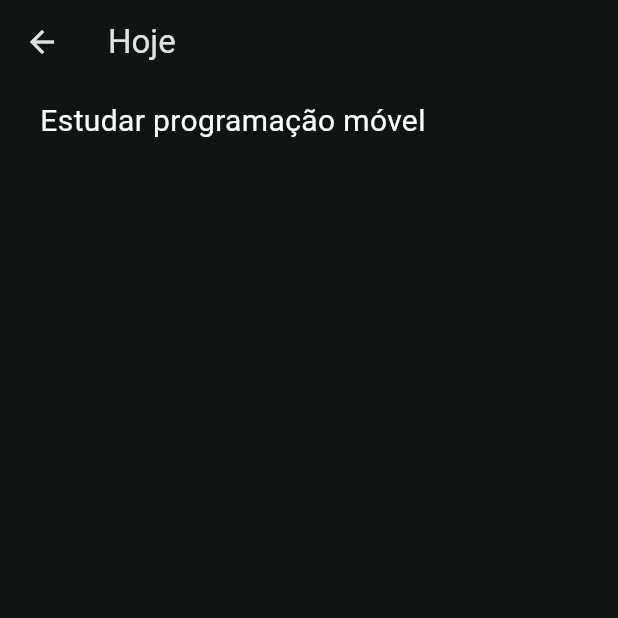
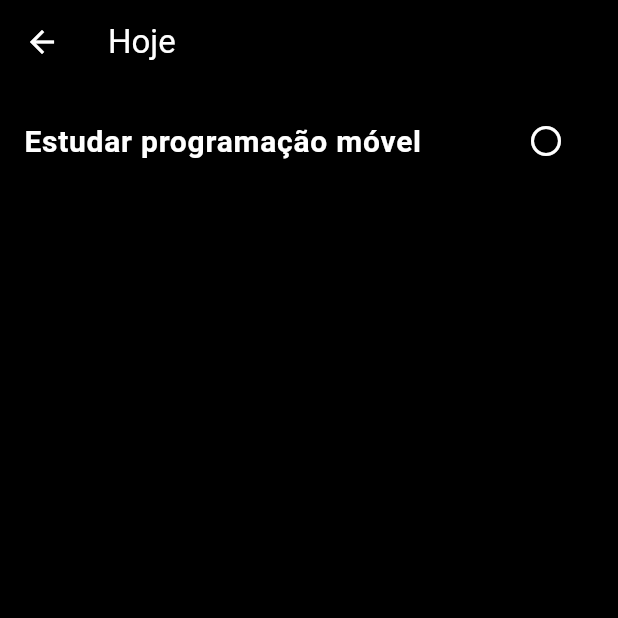
Before and after one commit to MatheusSousa28/tasks-app, a Flutter app: the PeriodsScreen screen opened directly, after a tap on "Hoje", on a phone screen of 412 x 824 dp, the top half of it. Run offline on Flutter 3.47's test engine with Material 3 defaults, Android fonts, the light colour scheme and no system bars; our stand-ins replace flutter_riverpod; Roboto replaces fonts that are missing (arial).

Commit message:
mudança de estado de tarefas

```diff
--- a/Front-end/lib/data/tasks_data.dart
+++ b/Front-end/lib/data/tasks_data.dart
@@ -1,6 +1,6 @@
 import 'package:flutter/material.dart';
 import '../model/period.dart';
-import '../model/tasks.dart';
+import '../model/task.dart';
 
 const periodos = [
   Periodo(id: 'p1', titulo: 'Hoje', cor: Colors.red, dias: 1),
@@ -16,69 +16,69 @@ final tarefas = [
     titulo: 'Reunião na empresa',
     descricao: 'ser pontual',
     data: agora.add(Duration(days: 7)),
-    prioridade: Prioridade.importante,
+    prioridade: Prioridade.alta,
   ),
   Tarefa(
     id: 't2',
     titulo: 'Almoço com a familia',
     descricao: '',
     data: agora.add(Duration(days: 3)),
-    prioridade: Prioridade.normal,
+    prioridade: Prioridade.baixa,
   ),
   Tarefa(
     id: 't3',
     titulo: 'Rolê com os amigos',
     descricao: '',
     data: agora.add(Duration(days: 18)),
-    prioridade: Prioridade.opcional,
+    prioridade: Prioridade.baixa,
   ),
   Tarefa(
     id: 't4',
     titulo: 'Prova de matemática',
     descricao: 'estudar os assuntos pendentes',
     data: agora.add(Duration(days: 30)),
-    prioridade: Prioridade.critica,
+    prioridade: Prioridade.media,
   ),
   Tarefa(
     id: 't5',
     titulo: 'Estudar programação móvel',
     descricao: '',
     data: agora.add(Duration(hours: 5)),
-    prioridade: Prioridade.importante,
+    prioridade: Prioridade.media,
   ),
   Tarefa(
     id: 't6',
     titulo: 'Aniversário da kelly',
     descricao: 'vai ser legal',
     data: agora.add(Duration(days: 10)),
-    prioridade: Prioridade.opcional,
+    prioridade: Prioridade.baixa,
   ),
   Tarefa(
     id: 't7',
     titulo: 'Buscar o carro na oficina',
     descricao: '',
     data: agora.add(Duration(days: 1)),
-    prioridade: Prioridade.importante,
+    prioridade: Prioridade.alta,
   ),
   Tarefa(
     id: 't8',
     titulo: 'Apresentação do trabalho',
     descricao: 'revisar conteúdo antes',
     data: agora.add(Duration(days: 4)),
-    prioridade: Prioridade.importante,
+    prioridade: Prioridade.alta,
   ),
   Tarefa(
     id: 't9',
     titulo: 'Próxima consulta',
     descricao: '',
     data: agora.add(Duration(days: 23)),
-    prioridade: Prioridade.normal,
+    prioridade: Prioridade.media,
   ),
   Tarefa(
     id: 't10',
     titulo: 'Show de música',
     descricao: '',
     data: agora.add(Duration(days: 9)),
-    prioridade: Prioridade.normal,
+    prioridade: Prioridade.media,
   ),
 ];
--- a/Front-end/lib/main.dart
+++ b/Front-end/lib/main.dart
@@ -1,16 +1,24 @@
 import 'package:flutter/material.dart';
 import 'package:tasksapp/screens/home_page.dart';
+import 'package:flutter_riverpod/flutter_riverpod.dart';
+
 
 void main() {
-  runApp(const TasksApp());
+  runApp(
+    const ProviderScope(
+      child: TasksApp()
+    ),
+  );
 }
 final theme = ThemeData(
-  colorScheme: ColorScheme.fromSeed(
-    brightness: Brightness.dark,
-    seedColor: const Color.fromARGB(0, 180, 255, 255)
-    ),
-    fontFamily: 'arial',
+  brightness: Brightness.dark,
+  scaffoldBackgroundColor: Colors.black,
+  colorScheme: const ColorScheme.dark(
+    surface: Colors.black,
+    primary: Colors.white,
+  ),
 );
+
 
 class TasksApp extends StatelessWidget {
   const TasksApp({super.key});
--- a/Front-end/lib/model/tasks.dart
+++ b/Front-end/lib/model/task.dart
@@ -1,4 +1,4 @@
-enum Prioridade {importante, normal, opcional, critica}
+enum Prioridade {baixa, media, alta}
 class Tarefa{
   const Tarefa({
     required this.id,
--- /dev/null
+++ b/Front-end/lib/providers/completeds_provider.dart
@@ -0,0 +1,26 @@
+import 'package:flutter_riverpod/flutter_riverpod.dart';
+import '../model/task.dart';
+
+//usando notifier mais moderno em vez do stateNotifier
+class CompletedTasksNotifier extends Notifier<List<Tarefa>> {
+
+  @override
+  List<Tarefa> build() {//notifier depende desse metodo build obrigatório
+    return [];//estado inicial
+  }
+
+  void toggleTasksCompletedStatus(Tarefa tarefa) {
+    final taskIsCompleted = state.contains(tarefa);
+
+    if (taskIsCompleted) {
+      state = state.where((t) => t.id != tarefa.id).toList();
+    } else {
+      state = [...state, tarefa];
+    }
+  }
+}
+
+final completedTasksProvider =
+    NotifierProvider<CompletedTasksNotifier, List<Tarefa>>(
+  CompletedTasksNotifier.new,//new referencia o cosntrutor da classe como função, o ref é pego automaticamente
+);
--- a/Front-end/lib/screens/periods_screen.dart
+++ b/Front-end/lib/screens/periods_screen.dart
@@ -13,12 +13,12 @@ class PeriodsScreen extends StatelessWidget{
         SizedBox(height: 80,),
         Center(
           child: SizedBox(
-            height: 400, // altura fixa
+            height: 400,
             width: MediaQuery.of(context).size.width * 0.9,
             child:  GridView(gridDelegate: SliverGridDelegateWithFixedCrossAxisCount(
             crossAxisCount: 2,
-            crossAxisSpacing: 20,
-            mainAxisSpacing: 20,
+            crossAxisSpacing: 20,//espaçamento horizontal
+            mainAxisSpacing: 20,//espaçamento vertical
             childAspectRatio: 3/2,
             ),
             children: [
--- /dev/null
+++ b/Front-end/lib/screens/tasks_screen.dart
@@ -0,0 +1,51 @@
+import 'package:flutter/material.dart';
+import '../widgets/task_item.dart';
+import 'package:flutter_riverpod/flutter_riverpod.dart';
+import 'package:tasksapp/providers/completeds_provider.dart';
+import '../model/period.dart';
+import '../data/tasks_data.dart';
+
+
+class TasksScreen extends ConsumerWidget{
+  const TasksScreen({super.key, this.periodo, this.titulo, required this.completas});
+
+  final String? titulo;
+  final Periodo? periodo;
+  final bool completas;
+
+  @override
+  Widget build(BuildContext context, WidgetRef ref){
+    var tasks = ref.watch(completedTasksProvider);
+    if (!completas){
+      tasks = tarefas.where((t) => !tasks.contains(t)).toList();//pegando somente as incompletas
+    }
+    if (periodo != null){
+      tasks = tasks.where(//fazendo o filtro por periodo
+      (tarefa) => (tarefa.data.isBefore(DateTime(agora.year, agora.month, agora.day + periodo!.dias)) )
+      ).toList();
+    }
+    Widget content = Center(
+      child: Text("Nada para mostrar",
+      style: Theme.of(context).textTheme.titleLarge!.copyWith(
+        color: Theme.of(context).colorScheme.onSurface,
+        )),
+    );
+    if (tasks.isNotEmpty){
+      content = ListView.builder(
+        itemCount: tasks.length,
+        itemBuilder: (context, index) => TaskItem(tarefa: tasks[index]),
+      );
+    }
+
+    if (titulo == null){
+	    return content;
+    }
+
+    return Scaffold(
+      appBar: AppBar(
+        title: Text(titulo!),
+      ),
+      body: content,
+    );
+  }
+}
--- a/Front-end/lib/screens/tasks_screens.dart
+++ /dev/null
@@ -1,37 +0,0 @@
-import 'package:flutter/material.dart';
-import '../widgets/task_item.dart';
-import '../model/tasks.dart';
-
-class TasksScreen extends StatelessWidget{
-  const TasksScreen({super.key, required this.tarefas, required this.titulo});
-
-  final String titulo;
-  final List<Tarefa> tarefas;
-
-  @override
-  Widget build(BuildContext context){
-    Widget content = Center(
-      child: Text("Nada para mostrar",
-      style: Theme.of(context).textTheme.titleLarge!.copyWith(
-        color: Theme.of(context).colorScheme.onSurface,
-        )),
-    );
-    if (tarefas.isNotEmpty){
-      content = ListView.builder(
-        itemCount: tarefas.length,
-        itemBuilder: (context, index) => TaskItem(tarefa: tarefas[index]),
-      );
-    }
-
-    return Scaffold(
-      appBar: AppBar(title: Text(titulo),
-      ),
-      body: Center(
-      child: SizedBox(
-          width: MediaQuery.of(context).size.width * 0.87,
-            child: content,
-          ),
-      ),
-    );
-  }
-}
--- a/Front-end/lib/widgets/period_item.dart
+++ b/Front-end/lib/widgets/period_item.dart
@@ -1,7 +1,7 @@
 import 'package:flutter/material.dart';
-import '../data/tasks_data.dart';
 import '../model/period.dart';
-import '../screens/tasks_screens.dart';
+import '../screens/tasks_screen.dart';
+
 
 DateTime agora = DateTime.now();
 class PeriodItem extends StatelessWidget{
@@ -16,10 +16,7 @@ class PeriodItem extends StatelessWidget{
           context,
           MaterialPageRoute(
             builder: (context) {
-              final tarefasFiltro = tarefas.where(
-                (tarefa) => (tarefa.data.isBefore(DateTime(agora.year, agora.month, agora.day + periodo.dias)))
-                ).toList();
-                return TasksScreen(tarefas: tarefasFiltro, titulo: periodo.titulo);
+                return TasksScreen(periodo: periodo, titulo: periodo.titulo, completas: false,);
             })
           );
       },
--- a/Front-end/lib/widgets/task_item.dart
+++ b/Front-end/lib/widgets/task_item.dart
@@ -1,18 +1,48 @@
-import '../model/tasks.dart';
+import '../model/task.dart';
 import 'package:flutter/material.dart';
+import 'package:tasksapp/providers/completeds_provider.dart';
+import 'package:flutter_riverpod/flutter_riverpod.dart';
 
-class TaskItem extends StatelessWidget{
+
+class TaskItem extends ConsumerWidget{
   const TaskItem({super.key, required this.tarefa});
   final Tarefa tarefa;
 
   @override
-  Widget build(BuildContext context){
-    return Container(
+  Widget build(BuildContext context, WidgetRef ref){
+    final completedTasks = ref.watch(completedTasksProvider);
+    final isCompleted = completedTasks.contains(tarefa);//flag que vai ditar o estilo da tarefa
+    return Card(
       margin: const EdgeInsets.symmetric(vertical: 10),
       color: Theme.of(context).primaryColor,
-      child: InkWell(
-        onTap: (){},
-        child: Text(tarefa.titulo, style: TextStyle(color: Colors.white, fontSize: 20),),
+      child: ListTile(
+        title: isCompleted ? Text(
+          tarefa.titulo,
+          style: const TextStyle(
+            decoration: TextDecoration.lineThrough,
+            color: Colors.grey,
+            fontSize: 20,
+            fontWeight: FontWeight.w600,
+          ),
+        )
+        : Text(
+          tarefa.titulo,
+          style: const TextStyle(
+            color: Colors.white,
+            fontSize: 20,
+            fontWeight: FontWeight.w600,
+          ),
+        ),
+        trailing: IconButton(
+          icon: Icon(
+            isCompleted ? Icons.check_circle_outline_rounded  : Icons.radio_button_unchecked_rounded,
+            color: Colors.white),
+          onPressed: () {
+            ref.read(completedTasksProvider.notifier)
+              .toggleTasksCompletedStatus(tarefa);
+          },
+        ),
+        onTap: () {},
       ),
     );
   }
--- a/Front-end/pubspec.yaml
+++ b/Front-end/pubspec.yaml
@@ -35,6 +35,7 @@ dependencies:
   # The following adds the Cupertino Icons font to your application.
   # Use with the CupertinoIcons class for iOS style icons.
   cupertino_icons: ^1.0.8
+  flutter_riverpod: ^3.0.3
 
 dev_dependencies:
   flutter_test:
```
Also changed, not shown: Front-end/lib/screens/home_page.dart (+28 -15 lines), Front-end/lib/screens/informations_screen.dart (+10 -9 lines), Front-end/pubspec.lock.
